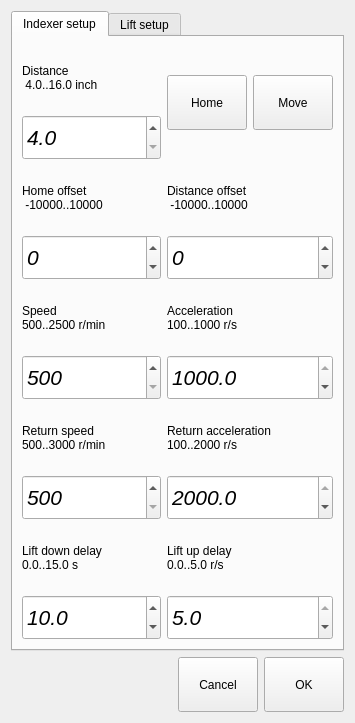
The window that indexersettingdialog.ui (mishkoLitvin/L_Aries-progect) describes before a commit, drawn with Qt 5.
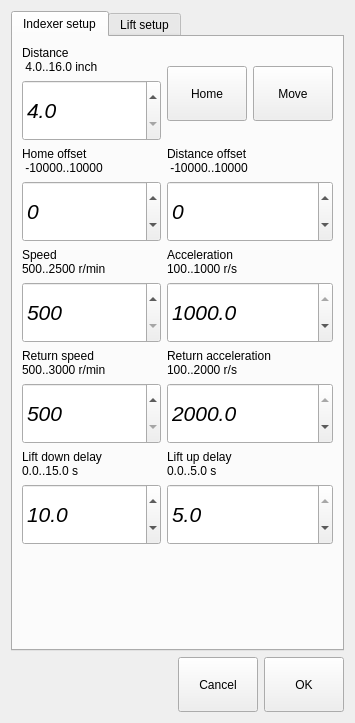
The same window after the commit. Icons and pictures are not drawn.

```diff
--- a/indexersettingdialog.ui
+++ b/indexersettingdialog.ui
@@ -37,18 +37,70 @@
        <string>Indexer setup</string>
       </attribute>
       <layout class="QGridLayout" name="gridLayout">
+       <item row="0" column="0">
+        <layout class="QVBoxLayout" name="verticalLayout_18" stretch="1,10">
+         <item>
+          <widget class="QLabel" name="labelH1">
+           <property name="text">
+            <string>Distance 
+ 4.0..16.0 inch</string>
+           </property>
+          </widget>
+         </item>
+         <item>
+          <widget class="QDoubleSpinBox" name="dSpinBoxIndexDistance">
+           <property name="sizePolicy">
+            <sizepolicy hsizetype="Minimum" vsizetype="Expanding">
+             <horstretch>0</horstretch>
+             <verstretch>0</verstretch>
+            </sizepolicy>
+           </property>
+           <property name="minimumSize">
+            <size>
+             <width>0</width>
+             <height>45</height>
+            </size>
+           </property>
+           <property name="font">
+            <font>
+             <pointsize>16</pointsize>
+             <italic>true</italic>
+            </font>
+           </property>
+           <property name="decimals">
+            <number>1</number>
+           </property>
+           <property name="minimum">
+            <double>4.000000000000000</double>
+           </property>
+           <property name="maximum">
+            <double>16.000000000000000</double>
+           </property>
+           <property name="singleStep">
+            <double>0.500000000000000</double>
+           </property>
+          </widget>
+         </item>
+        </layout>
+       </item>
        <item row="4" column="1">
         <layout class="QVBoxLayout" name="verticalLayout_15" stretch="1,10">
          <item>
           <widget class="QLabel" name="label_12">
            <property name="text">
             <string>Lift up delay 
-0.0..5.0 r/s</string>
+0.0..5.0 s</string>
            </property>
           </widget>
          </item>
          <item>
           <widget class="QDoubleSpinBox" name="dSpinBoxLiftUpDelay">
+           <property name="sizePolicy">
+            <sizepolicy hsizetype="Minimum" vsizetype="Expanding">
+             <horstretch>0</horstretch>
+             <verstretch>0</verstretch>
+            </sizepolicy>
+           </property>
            <property name="minimumSize">
             <size>
              <width>0</width>
@@ -92,6 +144,12 @@
          </item>
          <item>
           <widget class="QDoubleSpinBox" name="spinBoxIndexDistanceOffcet">
+           <property name="sizePolicy">
+            <sizepolicy hsizetype="Minimum" vsizetype="Expanding">
+             <horstretch>0</horstretch>
+             <verstretch>0</verstretch>
+            </sizepolicy>
+           </property>
            <property name="minimumSize">
             <size>
              <width>0</width>
@@ -132,6 +190,12 @@
          </item>
          <item>
           <widget class="QDoubleSpinBox" name="spinBoxIndexSpeed">
+           <property name="sizePolicy">
+            <sizepolicy hsizetype="Minimum" vsizetype="Expanding">
+             <horstretch>0</horstretch>
+             <verstretch>0</verstretch>
+            </sizepolicy>
+           </property>
            <property name="minimumSize">
             <size>
              <width>0</width>
@@ -172,6 +236,12 @@
          </item>
          <item>
           <widget class="QDoubleSpinBox" name="dSpinBoxLiftDownDelay">
+           <property name="sizePolicy">
+            <sizepolicy hsizetype="Minimum" vsizetype="Expanding">
+             <horstretch>0</horstretch>
+             <verstretch>0</verstretch>
+            </sizepolicy>
+           </property>
            <property name="minimumSize">
             <size>
              <width>0</width>
@@ -215,6 +285,12 @@
          </item>
          <item>
           <widget class="QDoubleSpinBox" name="dSpinBoxIndexAccel">
+           <property name="sizePolicy">
+            <sizepolicy hsizetype="Minimum" vsizetype="Expanding">
+             <horstretch>0</horstretch>
+             <verstretch>0</verstretch>
+            </sizepolicy>
+           </property>
            <property name="minimumSize">
             <size>
              <width>0</width>
@@ -258,6 +334,12 @@
          </item>
          <item>
           <widget class="QDoubleSpinBox" name="spinBoxIndexHomeOffset">
+           <property name="sizePolicy">
+            <sizepolicy hsizetype="Minimum" vsizetype="Expanding">
+             <horstretch>0</horstretch>
+             <verstretch>0</verstretch>
+            </sizepolicy>
+           </property>
            <property name="minimumSize">
             <size>
              <width>0</width>
@@ -286,46 +368,6 @@
          </item>
         </layout>
        </item>
-       <item row="0" column="0">
-        <layout class="QVBoxLayout" name="verticalLayout_18" stretch="1,10">
-         <item>
-          <widget class="QLabel" name="label_15">
-           <property name="text">
-            <string>Distance 
- 4.0..16.0 inch</string>
-           </property>
-          </widget>
-         </item>
-         <item>
-          <widget class="QDoubleSpinBox" name="dSpinBoxIndexDistance">
-           <property name="minimumSize">
-            <size>
-             <width>0</width>
-             <height>45</height>
-            </size>
-           </property>
-           <property name="font">
-            <font>
-             <pointsize>16</pointsize>
-             <italic>true</italic>
-            </font>
-           </property>
-           <property name="decimals">
-            <number>1</number>
-           </property>
-           <property name="minimum">
-            <double>4.000000000000000</double>
-           </property>
-           <property name="maximum">
-            <double>16.000000000000000</double>
-           </property>
-           <property name="singleStep">
-            <double>0.500000000000000</double>
-           </property>
-          </widget>
-         </item>
-        </layout>
-       </item>
        <item row="3" column="0">
         <layout class="QVBoxLayout" name="verticalLayout_11" stretch="1,10">
          <item>
@@ -338,6 +380,12 @@
          </item>
          <item>
           <widget class="QDoubleSpinBox" name="spinBoxindexSpeedRet">
+           <property name="sizePolicy">
+            <sizepolicy hsizetype="Minimum" vsizetype="Expanding">
+             <horstretch>0</horstretch>
+             <verstretch>0</verstretch>
+            </sizepolicy>
+           </property>
            <property name="minimumSize">
             <size>
              <width>0</width>
@@ -378,6 +426,12 @@
          </item>
          <item>
           <widget class="QDoubleSpinBox" name="dSpinBoxIndexAccelRet">
+           <property name="sizePolicy">
+            <sizepolicy hsizetype="Minimum" vsizetype="Expanding">
+             <horstretch>0</horstretch>
+             <verstretch>0</verstretch>
+            </sizepolicy>
+           </property>
            <property name="minimumSize">
             <size>
              <width>0</width>
@@ -439,6 +493,19 @@
          </item>
         </layout>
        </item>
+       <item row="5" column="0">
+        <spacer name="verticalSpacer">
+         <property name="orientation">
+          <enum>Qt::Vertical</enum>
+         </property>
+         <property name="sizeHint" stdset="0">
+          <size>
+           <width>20</width>
+           <height>40</height>
+          </size>
+         </property>
+        </spacer>
+       </item>
       </layout>
      </widget>
      <widget class="QWidget" name="LiftTab">
```
Left out of the diff: 204 changed lines with no effect on the pictures. Lines whose indentation alone changed are shown as unchanged.
